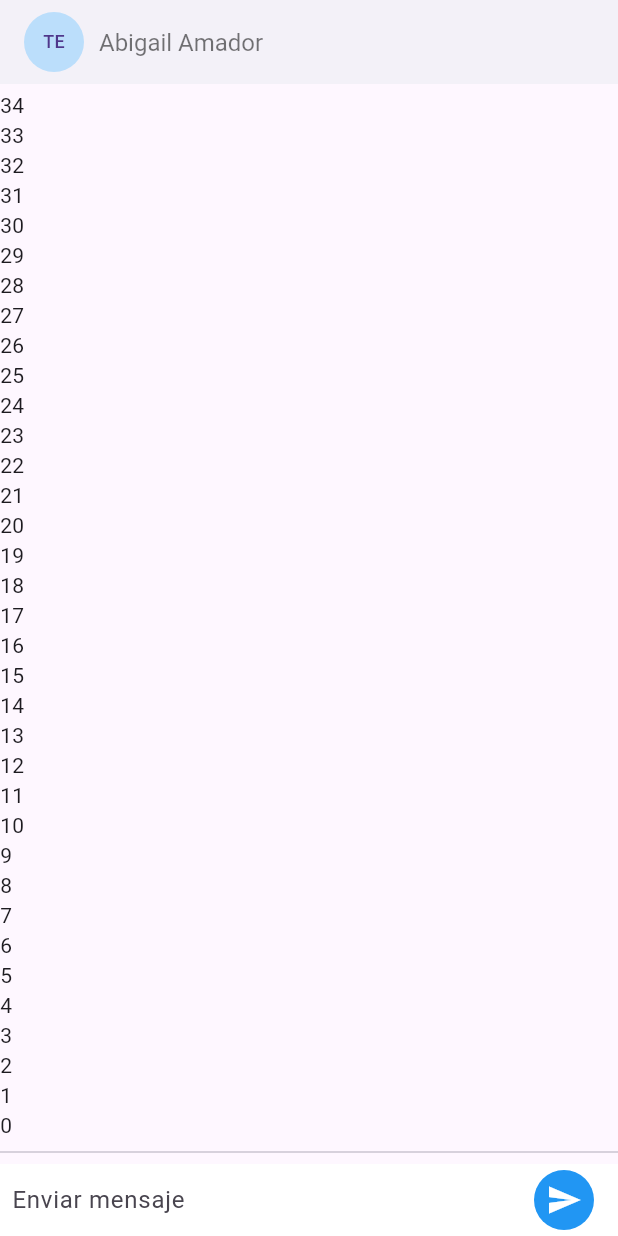
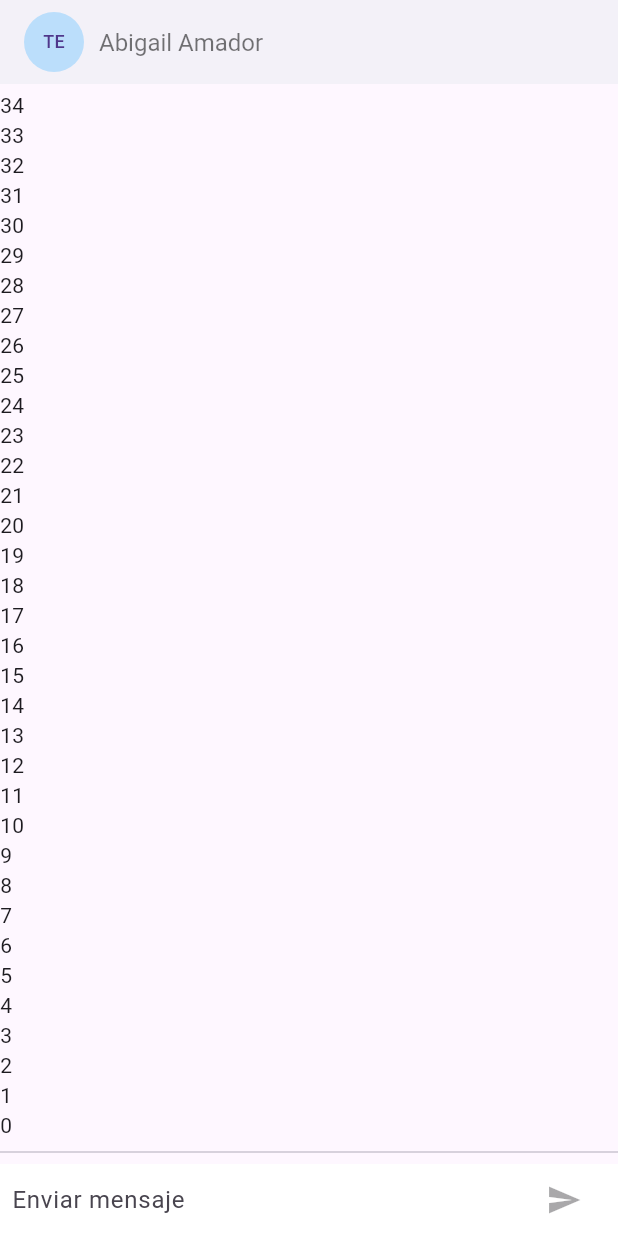
Before and after one commit to Flutter-Course-Sergio/realtime_chat_app, a Flutter app: the screen it shows after launch, on a phone screen of 412 x 824 dp. Run offline on Flutter 3.47's test engine with Material 3 defaults, Android fonts, the phone set to English and light mode, and no system bars; our stand-ins replace pull_to_refresh.

Commit message:
Detalles de nuestro ChatPage

```diff
--- a/lib/pages/chat_page.dart
+++ b/lib/pages/chat_page.dart
@@ -13,6 +13,8 @@ class ChatPage extends StatefulWidget {
 class _ChatPageState extends State<ChatPage> {
   final textController = TextEditingController();
   final focusNode = FocusNode();
+
+  bool isTyping = false;
 
   @override
   Widget build(BuildContext context) {
@@ -67,22 +69,34 @@ class _ChatPageState extends State<ChatPage> {
               controller: textController,
               onSubmitted: _handleSubmit,
               onChanged: (String content) {
-                // TODO: cuando hay un valor para poder postear
+                setState(() {
+                  isTyping = content.trim().isNotEmpty ? true : false;
+                });
               },
-              decoration: InputDecoration.collapsed(hintText: 'Enviar mensaje'),
+              decoration:
+                  const InputDecoration.collapsed(hintText: 'Enviar mensaje'),
               focusNode: focusNode,
             ),
           ),
           Container(
             margin: const EdgeInsets.symmetric(horizontal: 4),
             child: Platform.isIOS
-                ? CupertinoButton(child: Text('Enviar'), onPressed: () {})
-                : IconButton.filled(
-                    onPressed: () {},
-                    style: IconButton.styleFrom(backgroundColor: Colors.blue),
-                    icon: const Icon(
-                      Icons.send,
-                    )),
+                ? CupertinoButton(
+                    onPressed: isTyping
+                        ? () => _handleSubmit(textController.text.trim())
+                        : null,
+                    child: const Text('Enviar'),
+                  )
+                : IconTheme(
+                    data: IconThemeData(color: Colors.blue[400]),
+                    child: IconButton(
+                        highlightColor: Colors.transparent,
+                        splashColor: Colors.transparent,
+                        onPressed: isTyping
+                            ? () => _handleSubmit(textController.text.trim())
+                            : null,
+                        icon: const Icon(Icons.send)),
+                  ),
           )
         ],
       ),
@@ -91,6 +105,9 @@ class _ChatPageState extends State<ChatPage> {
 
   _handleSubmit(String message) {
     print(message);
+    setState(() {
+      isTyping = false;
+    });
     textController.clear();
     focusNode.requestFocus();
   }
```
